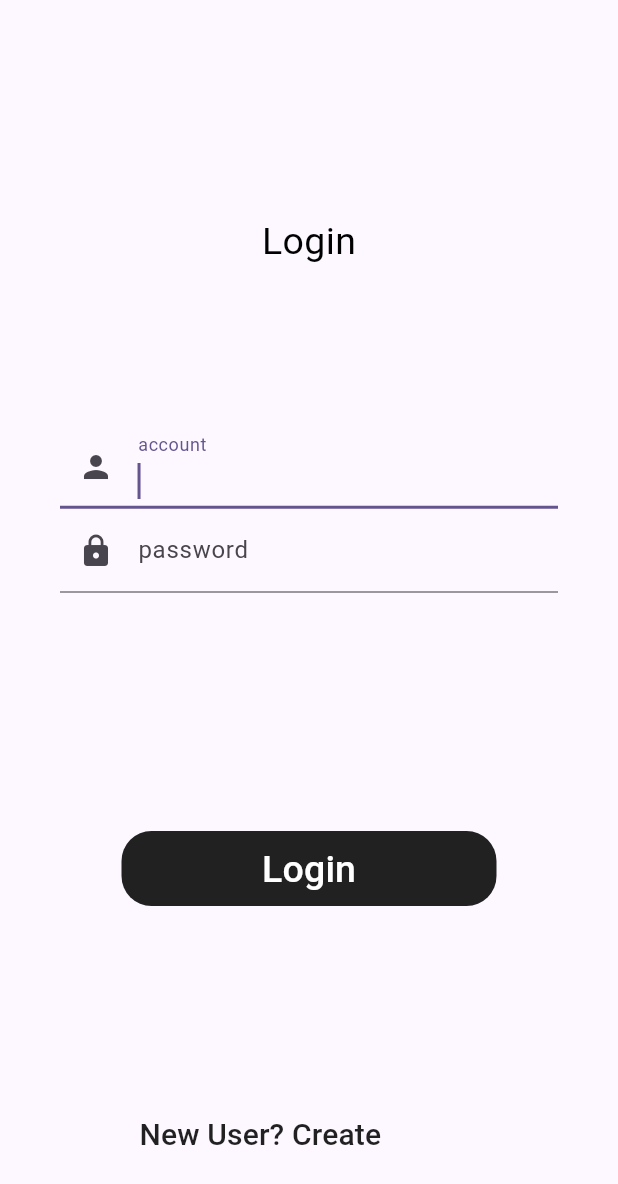
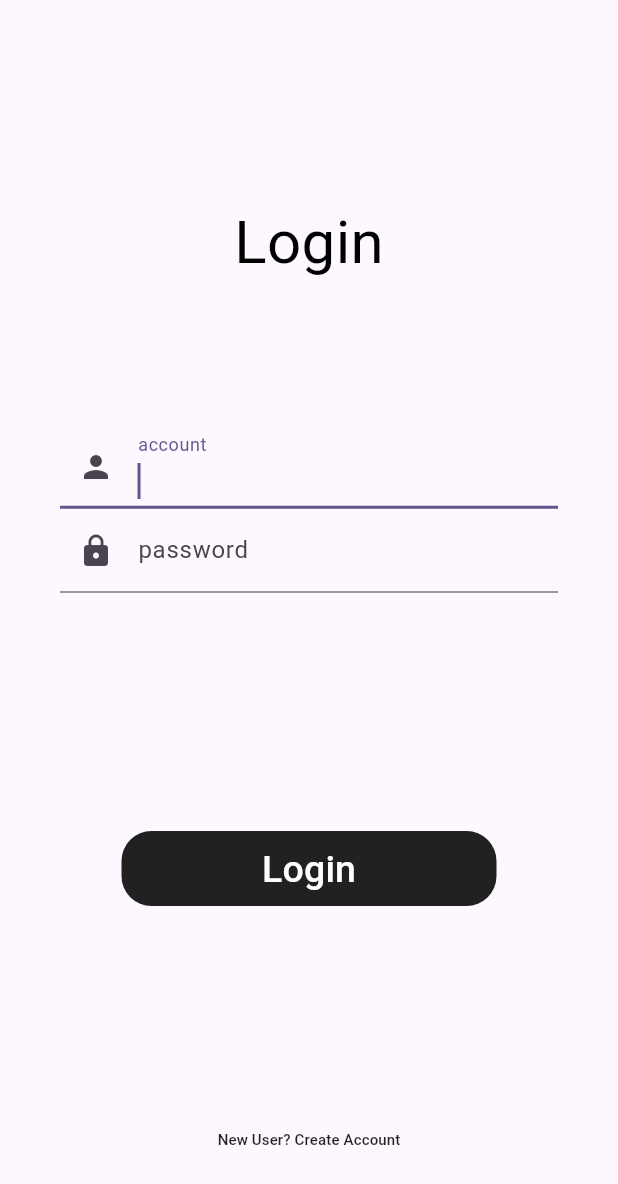
Before and after one commit to chi1027/APP_FinalProject, a Flutter app: the screen it shows after launch, item 3 of the bottom bar chosen, on a phone screen of 412 x 824 dp. Shown: the top 1184 px of the screen. Run offline on Flutter 3.47's test engine with Material 2 defaults, Android fonts, the phone set to English and light mode, and no system bars; our stand-ins replace flutter_rating_bar; missing offline and left inert: dart:ffi; Roboto replaces fonts that are missing (Courgette).

Commit message:
Update signPage.dart

```diff
--- a/app/lib/signPage.dart
+++ b/app/lib/signPage.dart
@@ -41,7 +41,7 @@ class SignPage extends StatelessWidget {
                             Text("Login",
                               style: TextStyle(
                               color: Colors.black,
-                              fontSize: 25,
+                              fontSize: 40,
                               fontFamily: 'Courgette',
                               ),
                             )
@@ -119,7 +119,7 @@ class SignPage extends StatelessWidget {
                                 },
                                 child: Text(
                                   'New User? Create Account',
-                                  style: TextStyle(color: Colors.black87, fontSize: 20),
+                                  style: TextStyle(color: Colors.black87, fontSize: 10),
                                 ),
                               ),
                             ),
```
